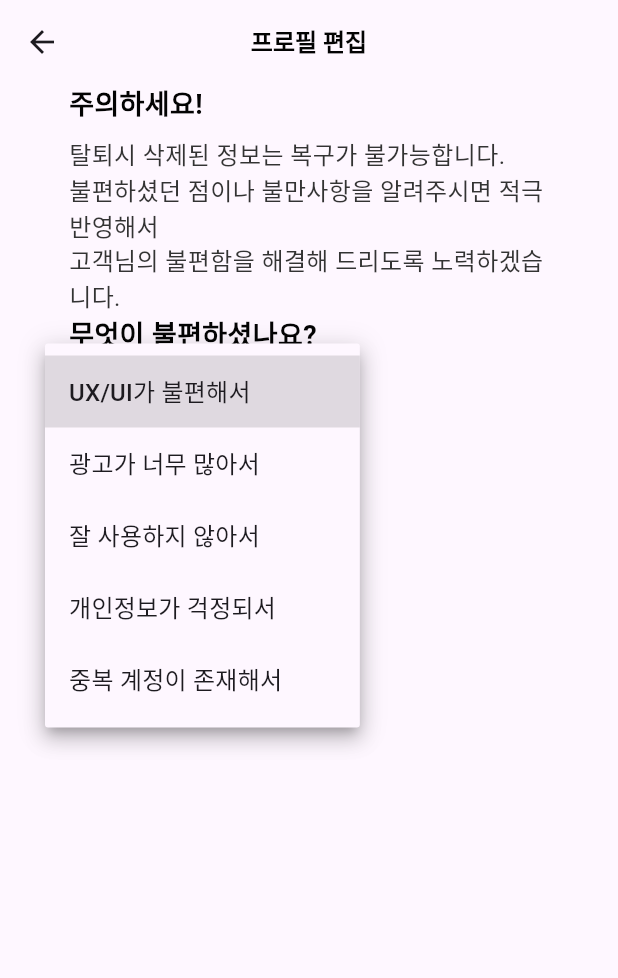
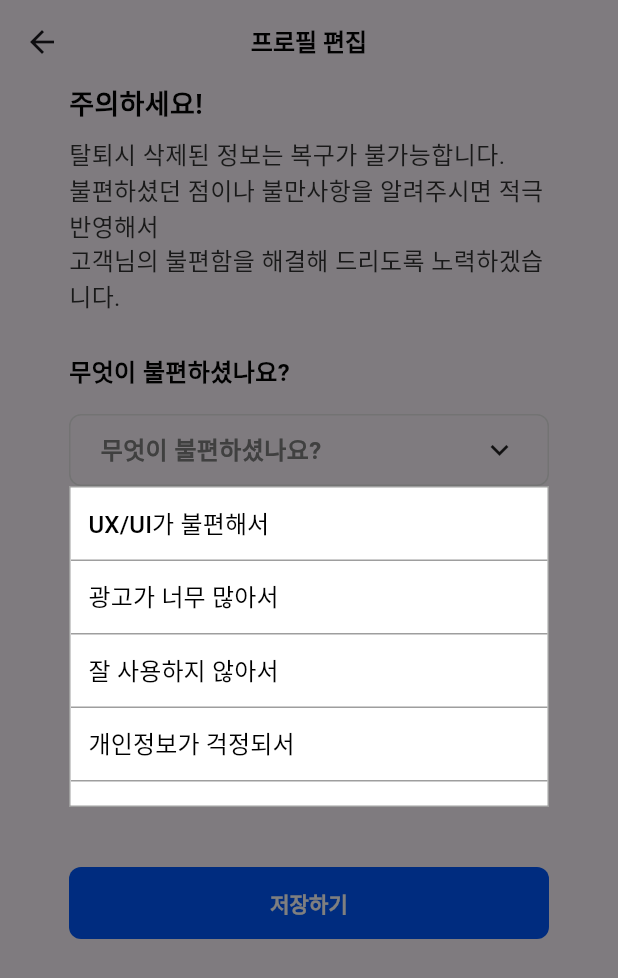
Before and after one commit to 9weeks-app-web/Team-6, a Flutter app: the MyInfoDeleteAccountPage screen opened by its route, after a tap on "무엇이 불편하셨나요?", on a phone screen of 412 x 824 dp. Shown: the top 978 px of the screen. Run offline on Flutter 3.47's test engine with Material 3 defaults, Android fonts, the light colour scheme and no system bars; our stand-ins replace equatable, flutter_riverpod, flutter_svg, fluttertoast, go_router, supabase_flutter; accounts and stored records are empty; Roboto replaces fonts that are missing (Pretendard).

Commit message:
add Common Custom DropDown Button

```diff
--- a/lib/view/pages/my_pages/my_info_delete_account_page.dart
+++ b/lib/view/pages/my_pages/my_info_delete_account_page.dart
@@ -21,6 +21,9 @@ class MyInfoDeleteAccountPage extends StatelessWidget {
             crossAxisAlignment: CrossAxisAlignment.start,
             children: [
               MyInfoDeleteAccountHeaderWidget(),
+              SizedBox(
+                height: 26,
+              ),
               MyInfoDeleteAccountContentWidget(),
             ],
           ),
--- /dev/null
+++ b/lib/view/widgets/common_widgets/custom_drop_down_widget.dart
@@ -0,0 +1,158 @@
+import 'package:flutter/cupertino.dart';
+import 'package:flutter/material.dart';
+import 'package:flutter_app/common.dart';
+
+class CustomDropdownButton extends StatefulWidget {
+  final List<String> items;
+  final String hintText;
+  final ValueChanged<String?> onChanged;
+
+  const CustomDropdownButton({
+    Key? key,
+    required this.items,
+    required this.onChanged,
+    required this.hintText,
+  }) : super(key: key);
+
+  @override
+  State<CustomDropdownButton> createState() => _CustomDropdownButtonState();
+}
+
+class _CustomDropdownButtonState extends State<CustomDropdownButton> {
+  OverlayEntry? _overlayEntry;
+  final LayerLink _layerLink = LayerLink();
+  static const double _dropdownWidth = 320;
+  static const double _dropdownHeight = 48;
+  String? value;
+  @override
+  void dispose() {
+    if (_overlayEntry != null) {
+      _removeOverlay();
+    }
+    super.dispose();
+  }
+
+  void _createOverlay() {
+    if (_overlayEntry != null) {
+      return; // 이미 존재하면 추가하지 않음
+    }
+    _overlayEntry = _customDropdown();
+    Overlay.of(context).insert(_overlayEntry!);
+  }
+
+  void _removeOverlay() {
+    if (_overlayEntry != null) {
+      _overlayEntry?.remove();
+      _overlayEntry = null;
+    }
+  }
+
+  OverlayEntry _customDropdown() {
+    return OverlayEntry(
+      maintainState: true,
+      builder: (context) => Stack(children: [
+        Positioned.fill(
+          child: GestureDetector(
+            onTap: _removeOverlay, // 배경 탭 시 드롭다운 메뉴 닫기
+            child: Container(
+              color: Colors.black.withOpacity(0.5), // 반투명 배경
+            ),
+          ),
+        ),
+        Positioned(
+          width: _dropdownWidth,
+          child: CompositedTransformFollower(
+            link: _layerLink,
+            offset: const Offset(0, _dropdownHeight),
+            child: Material(
+              color: Colors.white,
+              child: Container(
+                height: (22.0 * widget.items.length) +
+                    (21 * (widget.items.length - 1)) +
+                    20,
+                decoration: BoxDecoration(
+                  border: Border.all(color: Colors.grey),
+                ),
+                child: ListView.separated(
+                  padding: EdgeInsets.zero,
+                  physics: const ClampingScrollPhysics(),
+                  itemCount: widget.items.length,
+                  itemBuilder: (context, index) {
+                    return TextButton(
+                      onPressed: () {
+                        setState(() {
+                          value = widget.items.elementAt(index);
+                        });
+                        _removeOverlay();
+                      },
+                      child: Align(
+                        alignment: Alignment.centerLeft,
+                        child: Text(
+                          widget.items.elementAt(index),
+                          style: const TextStyle(
+                            fontSize: 16,
+                            color: Colors.black,
+                          ),
+                        ),
+                      ),
+                    );
+                  },
+                  separatorBuilder: (context, index) {
+                    return const Divider(
+                      color: Colors.grey,
+                      height: 1,
+                    );
+                  },
+                ),
+              ),
+            ),
+          ),
+        ),
+      ]),
+    );
+  }
+
+  @override
+  Widget build(BuildContext context) {
+    return InkWell(
+      onTap: () {
+        _overlayEntry != null ? _removeOverlay() : _createOverlay();
+      },
+      child: CompositedTransformTarget(
+        link: _layerLink,
+        child: Container(
+          width: _dropdownWidth,
+          height: _dropdownHeight,
+          padding: const EdgeInsets.symmetric(horizontal: 20),
+          decoration: BoxDecoration(
+              border: Border.all(
+                color: DesignColor.Neutral.shade10,
+              ),
+              borderRadius: const BorderRadius.all(Radius.circular(8.0))),
+          child: Row(
+            mainAxisAlignment: MainAxisAlignment.spaceBetween,
+            children: [
+              // 선택값.
+              value != null
+                  ? Text(value!,
+                      style: DesignTextStyle(
+                              color: DesignColor.Neutral,
+                              style: DesignStyle.Body_SemiBold)
+                          .textStyle)
+                  : Text(widget.hintText,
+                      style: DesignTextStyle(
+                              color: DesignColor.Neutral.shade50,
+                              style: DesignStyle.Body_SemiBold)
+                          .textStyle),
+              // 아이콘.
+              const Icon(
+                Icons.expand_more_outlined,
+                size: 24,
+              ),
+            ],
+          ),
+        ),
+      ),
+    );
+  }
+}
--- a/lib/view/widgets/my_page_widgets/my_info_delete_account_content_widget.dart
+++ b/lib/view/widgets/my_page_widgets/my_info_delete_account_content_widget.dart
@@ -1,6 +1,8 @@
 import 'package:flutter/foundation.dart';
 import 'package:flutter/material.dart';
 import 'package:flutter_app/common.dart';
+import 'package:flutter_app/view/widgets/common_widgets/custom_drop_down_widget.dart';
+import 'package:flutter_app/view/widgets/common_widgets/toast_widget.dart';
 
 class MyInfoDeleteAccountContentWidget extends StatefulWidget {
   const MyInfoDeleteAccountContentWidget({super.key});
@@ -33,25 +35,156 @@ class _MyInfoDeleteAccountContentWidgetState
         Text(
           '무엇이 불편하셨나요?',
           style: DesignTextStyle(
-                  style: DesignStyle.SubTitle_Bold, color: DesignColor.Neutral)
+                  style: DesignStyle.Label_1_SemiBold,
+                  color: DesignColor.Neutral)
               .textStyle,
         ),
-        DropdownButton(
-          hint: const Text('무엇이 불편하셨나요?'),
-          value: selectedDropdown,
-          items: menuList.map((String item) {
-            return DropdownMenuItem<String>(
-              value: item,
-              child: Text(item),
-            );
-          }).toList(),
-          onChanged: (dynamic value) {
-            setState(() {
-              selectedDropdown = value ?? '';
-            });
-          },
-        )
+        // DropdownButtonFormField(
+        //   icon: const Icon(
+        //     Icons.expand_more,
+        //     color: Color(0xFF2E2E2E),
+        //   ),
+        //   decoration: InputDecoration(
+        //     border: OutlineInputBorder(
+        //       borderRadius: const BorderRadius.all(
+        //         Radius.circular(8.0),
+        //       ),
+        //       borderSide: BorderSide(color: DesignColor.Neutral.shade10),
+        //     ),
+        //     enabledBorder: OutlineInputBorder(
+        //       // 활성화되었을 때의 테두리
+        //       borderRadius: BorderRadius.circular(8.0),
+        //       borderSide: BorderSide(color: DesignColor.Neutral.shade10),
+        //     ),
+        //     focusedBorder: OutlineInputBorder(
+        //       // 포커스를 받았을 때의 테두리
+        //       borderRadius: BorderRadius.circular(8.0),
+        //       borderSide: BorderSide(color: DesignColor.Neutral.shade10),
+        //     ),
+        //     hintStyle: DesignTextStyle(
+        //       style: DesignStyle.Body,
+        //       color: DesignColor.Neutral.shade50,
+        //     ).textStyle,
+        //     hintText: '무엇이 불편하셨나요?',
+        //   ),
+        //   value: selectedDropdown,
+        // onChanged: (dynamic value) {
+        //   setState(() {
+        //     selectedDropdown = value ?? '';
+        //   });
+        // },
+        //   items: menuList.map((item) {
+        //     return DropdownMenuItem(
+        //         value: item,
+        //         child: Container(
+        //           padding: const EdgeInsets.all(8.0), // 패딩 추가
+        //           color: Colors.lightBlue, // 배경색 설정
+        //           child: Text(
+        //             item,
+        //             style: const TextStyle(color: Colors.white), // 텍스트 스타일 설정
+        //           ),
+        //         ));
+        //   }).toList(),
+        // ),
+        const SizedBox(
+          height: 16,
+        ),
+        CustomDropdownButton(
+            hintText: '무엇이 불편하셨나요?',
+            items: menuList,
+            onChanged: (dynamic value) {
+              setState(() {
+                selectedDropdown = value ?? '';
+              });
+            }),
+        const SizedBox(
+          height: 26,
+        ),
+
+        const MyEditFieldWidget(
+          fieldHintText: '현재 비밀번호를 입력해주세요.',
+          fieldName: '비밀번호 입력',
+        ),
+        const SizedBox(
+          height: 80,
+        ),
+        Padding(
+          padding: const EdgeInsets.symmetric(vertical: 35.0),
+          child: SizedBox(
+            width: 320,
+            height: 48,
+            child: ElevatedButton(
+              style: ElevatedButton.styleFrom(
+                elevation: 0,
+                backgroundColor: DesignColor.Primary,
+                shape: DesignButtonStyle.BorderStyle08,
+              ),
+              onPressed: () {
+                showToast(context, '저장되었습니다!');
+              },
+              child: Text(
+                '저장하기',
+                style: DesignTextStyle(
+                        color: Colors.white,
+                        style: DesignStyle.Label_2_SemiBold)
+                    .textStyle,
+              ),
+            ),
+          ),
+        ),
       ],
     );
   }
 }
+
+class MyEditFieldWidget extends StatelessWidget {
+  final String fieldName;
+  final String fieldHintText;
+  const MyEditFieldWidget({
+    Key? key,
+    required this.fieldName,
+    required this.fieldHintText,
+  }) : super(key: key);
+
+  @override
+  Widget build(BuildContext context) {
+    return Column(
+      crossAxisAlignment: CrossAxisAlignment.start,
+      children: [
+        Padding(
+          padding: const EdgeInsets.symmetric(vertical: 8.0),
+          child: Text(
+            fieldName,
+            style: DesignTextStyle(
+                    color: DesignColor.Neutral,
+                    style: DesignStyle.Label_1_SemiBold)
+                .textStyle,
+          ),
+        ),
+        Padding(
+          padding: const EdgeInsets.symmetric(vertical: 8.0),
+          child: SizedBox(
+            width: 320,
+            child: TextField(
+              decoration: InputDecoration(
+                  enabledBorder: OutlineInputBorder(
+                    borderSide: BorderSide(color: DesignColor.Neutral.shade10),
+                    borderRadius: BorderRadius.circular(5),
+                  ),
+                  focusedBorder: OutlineInputBorder(
+                    borderSide: BorderSide(color: DesignColor.Neutral.shade10),
+                    borderRadius: BorderRadius.circular(5),
+                  ),
+                  hintText: fieldHintText,
+                  hintStyle: DesignTextStyle(
+                          style: DesignStyle.Body,
+                          color: DesignColor.Neutral.shade50)
+                      .textStyle,
+                  contentPadding: const EdgeInsets.all(16.0)),
+            ),
+          ),
+        ),
+      ],
+    );
+  }
+}
```
